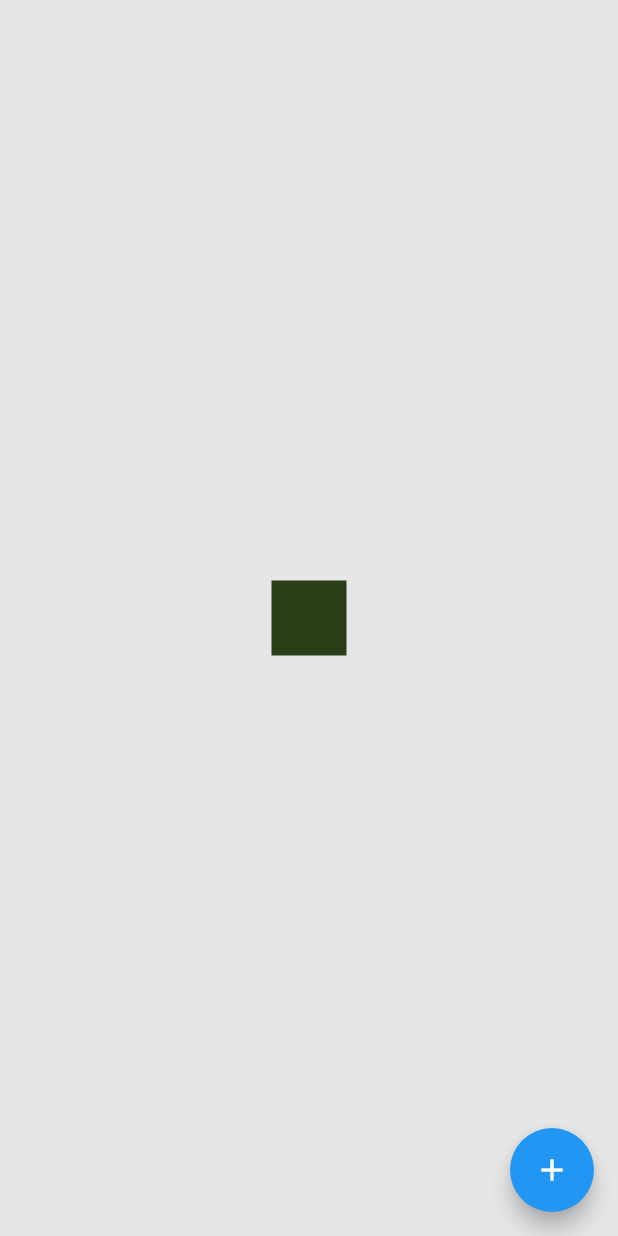
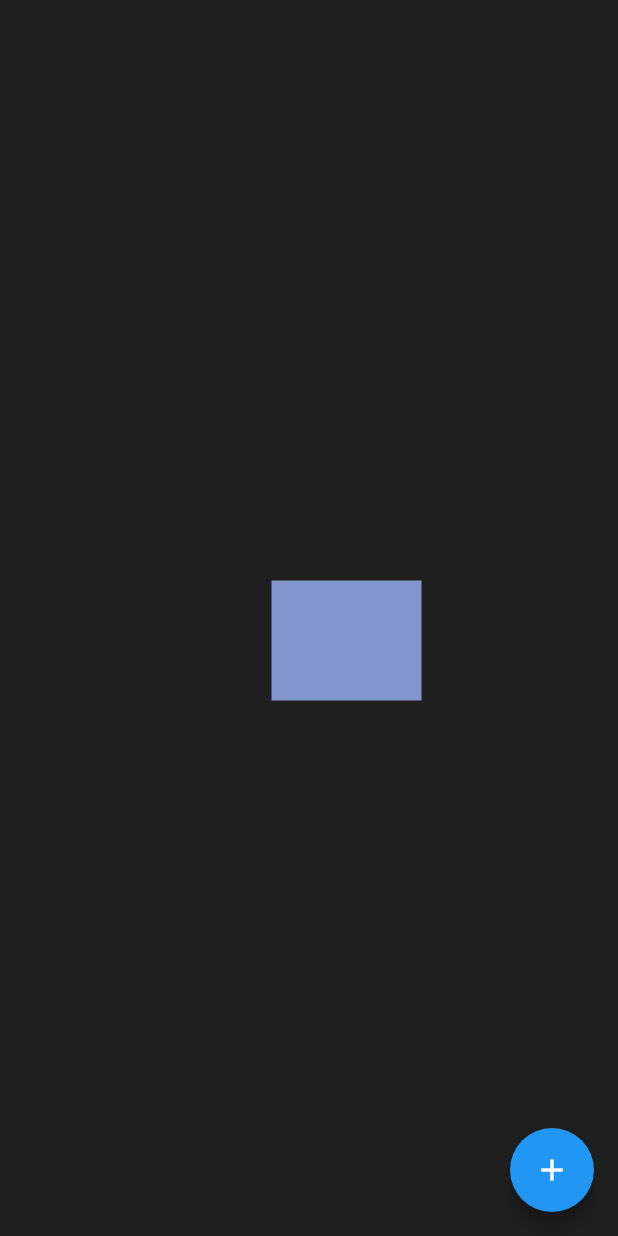
Before and after one commit to Kamarugo-san/app_f1_telemetry, a Flutter app: the screen it shows after launch, after a tap on the "add" icon, on a phone screen of 412 x 824 dp. Run offline on Flutter 3.47's test engine with Material 2 defaults, Android fonts, the phone set to English and light mode, and no system bars.

Commit message:
draggable-widget

```diff
--- a/lib/View/draggable.dart
+++ b/lib/View/draggable.dart
@@ -20,7 +20,9 @@ class _DraggableViewState extends State<DraggableView> {
 
   _DraggableViewState() {
     wList = [
-      Padding(
+      Container(
+        color: Colors.black87,
+        child: Padding(
           padding: const EdgeInsets.all(16.0),
           child: Align(
             alignment: Alignment.bottomRight,
@@ -29,9 +31,21 @@ class _DraggableViewState extends State<DraggableView> {
               onPressed: () {
                 print("A");
                 setState(() {
-                wList.add(Cube());
+                  int rg = Random().nextInt(120) + 50;
+                  int b = Random().nextInt(55) + 200;
+
+                  wList.add(
+                    DraggableWidget(
+                      Container(
+                        color: Color.fromARGB(255, rg - 20, rg, b),
+                        width: 100,
+                        height: 80,
+                      ),
+                    ),
+                  );
                 });
               },
+            ),
           ),
         ),
       ),
@@ -56,18 +70,18 @@ class _DraggableViewState extends State<DraggableView> {
       ),
     );
   }
-
-  void addWidget() {
-    wList.add(Cube());
-  }
 }
 
-class Cube extends StatefulWidget {
+class DraggableWidget extends StatefulWidget {
+  Widget widget;
+
+  DraggableWidget(this.widget);
+
   @override
-  _CubeState createState() => _CubeState();
+  _DraggableWidgetState createState() => _DraggableWidgetState();
 }
 
-class _CubeState extends State<Cube> {
+class _DraggableWidgetState extends State<DraggableWidget> {
   int s = -1;
   int t = -1;
 
@@ -84,26 +98,13 @@ class _CubeState extends State<Cube> {
       left: s.toDouble(),
       top: t.toDouble(),
       child: Draggable(
-        child: Container(
-          width: 50,
-          height: 50,
-          color: Color.fromARGB(
-              255, r.nextInt(255), r.nextInt(255), r.nextInt(255)),
-        ),
-        feedback: Container(
-          width: 50,
-          height: 50,
-          color: Color.fromARGB(
-              255, r.nextInt(255), r.nextInt(255), r.nextInt(255)),
-        ),
-        childWhenDragging: Container(
-          width: 0,
-          height: 0,
-        ),
+        child: widget.widget,
+        feedback: widget.widget,
+        childWhenDragging: Container(width: 0, height: 0),
         onDragEnd: (details) {
           setState(() {
-            s = (details.offset.dx ~/ 30) * 30;
-            t = (details.offset.dy ~/ 30) * 30;
+            s = (details.offset.dx / 10).round() * 10;
+            t = (details.offset.dy / 10).round() * 10;
           });
         },
       ),
```
Lines whose indentation alone changed are shown as unchanged.
